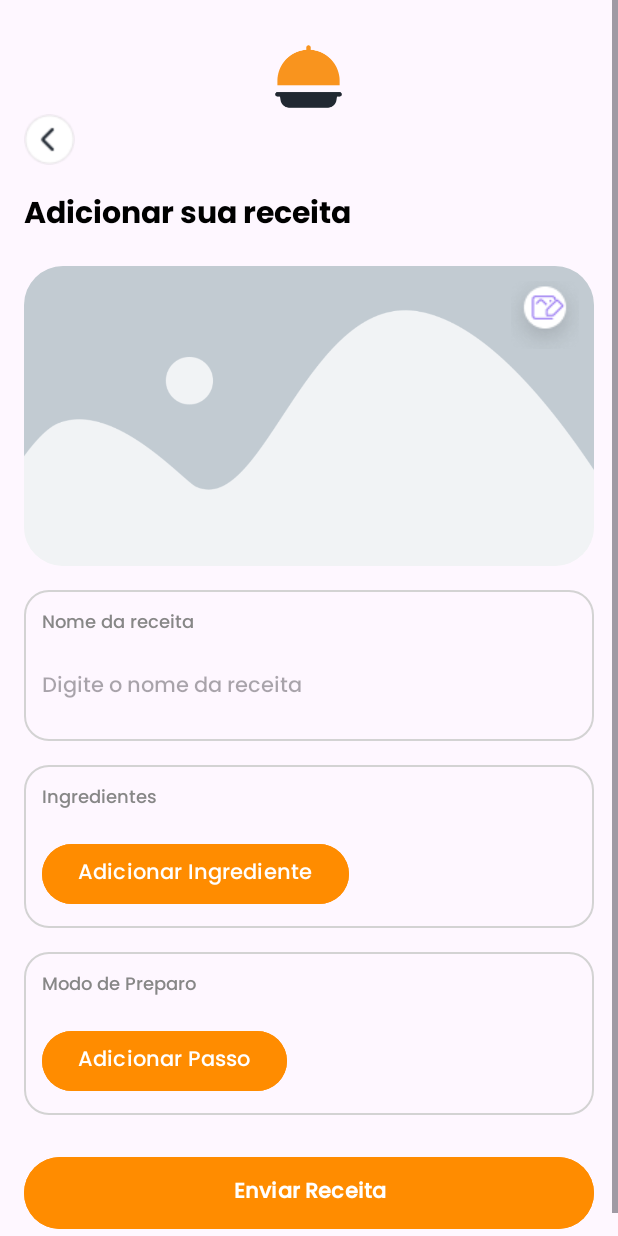
After one commit to AugustoGR/tudodelicia, an Android app: the CreateRecipe screen opened directly, with no data from a screen before it, on a phone screen of 412 x 824 dp. The commit adds this screen. Run offline under Robolectric (Android 15) with nearby library versions, the phone set to English and light mode, and no system bars.

Commit message:
feat: tela de cadastro receita

```diff
--- a/app/src/main/AndroidManifest.xml
+++ b/app/src/main/AndroidManifest.xml
@@ -26,6 +26,7 @@
         </activity>
         <activity android:name=".Logon" />
         <activity android:name=".Login" />
+        <activity android:name=".CreateRecipe" />
 
         <meta-data
             android:name="preloaded_fonts"
--- /dev/null
+++ b/app/src/main/java/com/br/tudodelicia/CreateRecipe.kt
@@ -0,0 +1,158 @@
+package com.br.tudodelicia
+
+import android.content.Context
+import android.content.Intent
+import android.net.Uri
+import android.os.Bundle
+import android.provider.MediaStore
+import android.view.View
+import android.widget.Button
+import android.widget.EditText
+import android.widget.ImageButton
+import android.widget.ImageView
+import android.widget.LinearLayout
+import android.widget.TextView
+import android.widget.Toast
+import androidx.appcompat.app.AppCompatActivity
+import android.graphics.Bitmap
+import android.util.Base64
+import java.io.ByteArrayOutputStream
+import android.graphics.BitmapFactory
+import java.io.File
+
+class CreateRecipe : AppCompatActivity() {
+
+    private lateinit var ivRecipeImage: ImageView
+    private lateinit var etRecipeName: EditText
+    private lateinit var ingredientsContainer: LinearLayout
+    private lateinit var stepsContainer: LinearLayout
+    private lateinit var btnAddIngredient: Button
+    private lateinit var btnAddStep: Button
+    private lateinit var btnSubmitRecipe: Button
+    private lateinit var ivRecipeImageButton: ImageButton
+
+    private val PICK_IMAGE_REQUEST = 1
+    private var selectedImageUri: Uri? = null
+    private var stepsCounter = 0
+
+    override fun onCreate(savedInstanceState: Bundle?) {
+        super.onCreate(savedInstanceState)
+        setContentView(R.layout.activity_create_recipe)
+
+        ivRecipeImage = findViewById(R.id.iv_recipe_image)
+        ivRecipeImageButton = findViewById(R.id.iv_recipe_image_button)
+        etRecipeName = findViewById(R.id.et_recipe_name)
+        ingredientsContainer = findViewById(R.id.ingredients_container)
+        stepsContainer = findViewById(R.id.steps_container)
+        btnAddIngredient = findViewById(R.id.btn_add_ingredient)
+        btnAddStep = findViewById(R.id.btn_add_step)
+        btnSubmitRecipe = findViewById(R.id.btn_submit_recipe)
+
+        ivRecipeImage.setOnClickListener { openImagePicker() }
+        ivRecipeImageButton.setOnClickListener { openImagePicker() }
+        btnAddIngredient.setOnClickListener { addIngredientField(ingredientsContainer) }
+        btnAddStep.setOnClickListener { addStepToList(stepsContainer) }
+        btnSubmitRecipe.setOnClickListener { submitRecipe() }
+    }
+
+    private fun openImagePicker() {
+        val intent = Intent(Intent.ACTION_PICK, MediaStore.Images.Media.EXTERNAL_CONTENT_URI)
+        startActivityForResult(intent, PICK_IMAGE_REQUEST)
+    }
+
+    override fun onActivityResult(requestCode: Int, resultCode: Int, data: Intent?) {
+        super.onActivityResult(requestCode, resultCode, data)
+        if (requestCode == PICK_IMAGE_REQUEST && resultCode == RESULT_OK && data != null) {
+            selectedImageUri = data.data
+            ivRecipeImage.setImageURI(selectedImageUri)
+        }
+    }
+
+    private fun addIngredientField(container: LinearLayout) {
+        val ingredientView = layoutInflater.inflate(R.layout.item_ingredient, container, false)
+        val editText = ingredientView.findViewById<EditText>(R.id.et_ingredient)
+        val btnRemove = ingredientView.findViewById<ImageButton>(R.id.btn_remove)
+
+        editText.hint = "Digite o ingrediente"
+        btnRemove.setOnClickListener { ingredientsContainer.removeView(ingredientView) }
+        container.addView(ingredientView)
+    }
+
+    private fun handleRemoveStep(container: LinearLayout, stepView: View) {
+        ingredientsContainer.removeView(stepView)
+        stepsCounter = 0
+        for (count in 0 until container.childCount) {
+            val tempStepView = container.getChildAt(count)
+            stepsCounter += 1
+            tempStepView.findViewById<TextView>(R.id.tv_step_label).text = "Passo ${stepsCounter}:"
+        }
+    }
+
+    private fun addStepToList(container: LinearLayout) {
+        stepsCounter += 1
+        val stepView = layoutInflater.inflate(R.layout.item_step, container, false)
+        val editText = stepView.findViewById<EditText>(R.id.et_step)
+        val stepsLabel = stepView.findViewById<TextView>(R.id.tv_step_label)
+        val btnRemove = stepView.findViewById<ImageButton>(R.id.btn_remove)
+
+        stepsLabel.text = "Passo ${stepsCounter}:"
+        editText.hint = "Digite o passo"
+        btnRemove.setOnClickListener { handleRemoveStep(container, stepView) }
+        container.addView(stepView)
+
+    }
+
+    private fun bitmapToBase64(bitmap: Bitmap): String {
+        val byteArrayOutputStream = ByteArrayOutputStream()
+        bitmap.compress(Bitmap.CompressFormat.JPEG, 80, byteArrayOutputStream)
+        val byteArray = byteArrayOutputStream.toByteArray()
+        return Base64.encodeToString(byteArray, Base64.DEFAULT)
+    }
+
+    private fun getFileExtension( uri: Uri): String? {
+        return this.contentResolver.getType(uri)?.let { mimeType ->
+            android.webkit.MimeTypeMap.getSingleton().getExtensionFromMimeType(mimeType)
+        }
+    }
+
+    private fun imageFileToBase64(filePath: Uri): String? {
+        val ext = getFileExtension(filePath)
+        val pathName = "${filePath.path}.${ext}"
+        val file = File(pathName)
+        println(file)
+        println(file)
+        if (!file.exists()) return null
+        val bitmap = BitmapFactory.decodeFile(pathName)
+        return bitmapToBase64(bitmap)
+    }
+
+    private fun submitRecipe() {
+        val recipeName = etRecipeName.text.toString()
+        if (recipeName.isBlank() || selectedImageUri == null) {
+            Toast.makeText(this, "Preencha todos os campos e adicione uma imagem!", Toast.LENGTH_SHORT).show()
+            return
+        }
+
+        val imgBase64 = imageFileToBase64(selectedImageUri!!)
+        val ingredients = mutableListOf<String>()
+        for (i in 0 until ingredientsContainer.childCount) {
+            val ingredientView = ingredientsContainer.getChildAt(i)
+            val etIngredient = ingredientView.findViewById<TextView>(R.id.et_ingredient)
+            ingredients.add(etIngredient.text.toString())
+        }
+
+        val steps = mutableListOf<String>()
+        for (i in 0 until stepsContainer.childCount) {
+            val stepView = stepsContainer.getChildAt(i)
+            val etStep = stepView.findViewById<TextView>(R.id.et_step)
+            steps.add(etStep.text.toString())
+        }
+
+        println(recipeName)
+        println(ingredients)
+        println(steps)
+        println(imgBase64)
+
+        Toast.makeText(this, "Receita enviada com sucesso!", Toast.LENGTH_SHORT).show()
+    }
+}
--- a/app/src/main/java/com/br/tudodelicia/MainActivity.kt
+++ b/app/src/main/java/com/br/tudodelicia/MainActivity.kt
@@ -75,4 +75,9 @@ class MainActivity : AppCompatActivity() {
         val intent = Intent(this, RecipeDetail::class.java)
         startActivity(intent)
     }
+
+    fun goToCreateRecipe(view: View) {
+        val intent = Intent(this, CreateRecipe::class.java)
+        startActivity(intent)
+    }
 }
--- /dev/null
+++ b/app/src/main/res/drawable/rounded_img_shape.xml
@@ -0,0 +1,4 @@
+<shape xmlns:android="http://schemas.android.com/apk/res/android">
+    <solid android:color="#F5F5F5"/> <!-- Cor de fundo -->
+    <corners android:radius="26dp"/> <!-- Define o raio dos cantos -->
+</shape>
--- /dev/null
+++ b/app/src/main/res/layout/activity_create_recipe.xml
@@ -0,0 +1,190 @@
+<?xml version="1.0" encoding="utf-8"?>
+<androidx.constraintlayout.widget.ConstraintLayout
+    xmlns:android="http://schemas.android.com/apk/res/android"
+    xmlns:app="http://schemas.android.com/apk/res-auto"
+    xmlns:tools="http://schemas.android.com/tools"
+    android:id="@+id/main"
+    android:layout_width="match_parent"
+    android:layout_height="match_parent"
+    tools:context=".CreateRecipe">
+    <ScrollView
+        android:layout_width="match_parent"
+        android:layout_height="match_parent">
+
+        <LinearLayout
+            android:layout_width="match_parent"
+            android:layout_height="wrap_content"
+            android:orientation="vertical"
+            android:padding="16dp">
+
+            <LinearLayout
+                android:layout_width="match_parent"
+                android:layout_height="wrap_content"
+                android:orientation="horizontal"
+                android:layout_marginTop="10dp"
+                android:gravity="center">
+                <!-- Icon (Burger Image) -->
+                <ImageView
+                    android:layout_width="50dp"
+                    android:layout_height="50dp"
+                    android:src="@drawable/logo"
+                    android:contentDescription="Home buttom" />
+            </LinearLayout>
+            <!-- Back Button and Icon -->
+            <LinearLayout
+                android:layout_width="match_parent"
+                android:layout_height="wrap_content"
+                android:orientation="horizontal"
+                android:gravity="start">
+
+                <!-- Back Button -->
+                <ImageView
+                    android:layout_width="34dp"
+                    android:layout_height="34dp"
+                    android:src="@drawable/back_icon"
+                    android:contentDescription="Voltar"
+                    android:onClick="goToList"/>
+            </LinearLayout>
+
+            <!-- Title -->
+            <TextView
+                android:layout_width="match_parent"
+                android:layout_height="wrap_content"
+                android:layout_marginTop="16dp"
+                android:text="Adicionar sua receita"
+                android:textSize="20sp"
+                android:textColor="@color/black"
+                android:fontFamily="@font/poppins_bold"
+                android:textAlignment="textStart" />
+            <FrameLayout
+                android:layout_width="match_parent"
+                android:layout_height="200dp"
+                android:layout_marginTop="16dp">
+                <ImageView
+                    android:id="@+id/iv_recipe_image"
+                    android:layout_width="match_parent"
+                    android:layout_height="200dp"
+                    android:src="@drawable/placeholder_image"
+                    android:background="@drawable/rounded_img_shape"
+                    android:scaleType="centerCrop"
+                    android:clipToOutline="true"
+                    android:contentDescription="Recipe image" />
+
+                <ImageButton
+                    android:id="@+id/iv_recipe_image_button"
+                    android:layout_width="45dp"
+                    android:layout_height="45dp"
+                    android:layout_gravity="end"
+                    android:background="@null"
+                    android:contentDescription="Upload button"
+                    android:src="@drawable/edit_image"
+                    android:layout_margin="10dp"
+                    app:layout_constraintBottom_toTopOf="@id/iv_recipe_image" />
+            </FrameLayout>
+            <LinearLayout
+                android:layout_width="match_parent"
+                android:layout_height="wrap_content"
+                android:orientation="vertical"
+                android:layout_marginTop="16dp"
+                android:background="@drawable/rounded_corner_background"
+                android:padding="12dp">
+
+                <TextView
+                    android:layout_width="match_parent"
+                    android:layout_height="wrap_content"
+                    android:text="Nome da receita"
+                    android:textSize="12sp"
+                    android:textColor="@color/gray"
+                    android:fontFamily="@font/poppins_medium" />
+
+                <EditText
+                    android:id="@+id/et_recipe_name"
+                    android:layout_width="match_parent"
+                    android:layout_height="wrap_content"
+                    android:layout_marginTop="8dp"
+                    android:background="@null"
+                    android:paddingVertical="12dp"
+                    android:hint="Digite o nome da receita"
+                    android:textSize="14sp"
+                    android:fontFamily="@font/poppins_medium" />
+            </LinearLayout>
+            <LinearLayout
+                android:layout_width="match_parent"
+                android:layout_height="wrap_content"
+                android:orientation="vertical"
+                android:layout_marginTop="16dp"
+                android:background="@drawable/rounded_corner_background"
+                android:padding="12dp">
+                <TextView
+                    android:layout_width="match_parent"
+                    android:layout_height="wrap_content"
+                    android:text="Ingredientes"
+                    android:textSize="12sp"
+                    android:textColor="@color/gray"
+                    android:fontFamily="@font/poppins_medium" />
+
+                <LinearLayout
+                    android:id="@+id/ingredients_container"
+                    android:layout_width="match_parent"
+                    android:layout_height="wrap_content"
+                    android:orientation="vertical"
+                    android:layout_marginTop="8dp" />
+
+                <Button
+                    android:id="@+id/btn_add_ingredient"
+                    android:layout_width="wrap_content"
+                    android:layout_height="wrap_content"
+                    android:text="Adicionar Ingrediente"
+                    android:layout_marginTop="8dp"
+                    android:backgroundTint="#FF8C00"
+                    android:textColor="#FFFFFF"
+                    android:background="@null"
+                    android:fontFamily="@font/poppins_medium" />
+            </LinearLayout>
+            <LinearLayout
+                android:layout_width="match_parent"
+                android:layout_height="wrap_content"
+                android:orientation="vertical"
+                android:layout_marginTop="16dp"
+                android:background="@drawable/rounded_corner_background"
+                android:padding="12dp">
+                <TextView
+                    android:layout_width="match_parent"
+                    android:layout_height="wrap_content"
+                    android:text="Modo de Preparo"
+                    android:textSize="12sp"
+                    android:textColor="@color/gray"
+                    android:fontFamily="@font/poppins_medium" />
+
+                <LinearLayout
+                    android:id="@+id/steps_container"
+                    android:layout_width="match_parent"
+                    android:layout_height="wrap_content"
+                    android:orientation="vertical"
+                    android:layout_marginTop="8dp" />
+
+                <Button
+                    android:id="@+id/btn_add_step"
+                    android:layout_width="wrap_content"
+                    android:layout_height="wrap_content"
+                    android:backgroundTint="#FF8C00"
+                    android:text="Adicionar Passo"
+                    android:layout_marginTop="8dp"
+                    android:textColor="#FFFFFF"
+                    android:background="@null"
+                    android:fontFamily="@font/poppins_medium" />
+            </LinearLayout>
+            <Button
+                android:id="@+id/btn_submit_recipe"
+                android:layout_width="match_parent"
+                android:layout_height="wrap_content"
+                android:layout_marginTop="24dp"
+                android:backgroundTint="#FF8C00"
+                android:text="Enviar Receita"
+                android:textColor="#FFFFFF"
+                android:textStyle="bold"
+                android:padding="12dp"
+                android:fontFamily="@font/poppins_medium"/>
+        </LinearLayout>
+    </ScrollView>
+</androidx.constraintlayout.widget.ConstraintLayout>
--- a/app/src/main/res/layout/activity_main.xml
+++ b/app/src/main/res/layout/activity_main.xml
@@ -72,6 +72,7 @@
         app:backgroundTint="#fc9828"
         app:tint="#fff"
         app:layout_constraintEnd_toEndOf="parent"
+        android:onClick="goToCreateRecipe"
         app:layout_constraintBottom_toTopOf="@id/bottom_navigation"/>
 
     <com.google.android.material.bottomnavigation.BottomNavigationView
--- a/app/src/main/res/layout/navigation.xml
+++ b/app/src/main/res/layout/navigation.xml
@@ -11,9 +11,4 @@
         android:id="@+id/item_3"
         android:icon="@drawable/bottom_heart"
         android:title="Favoritos"/>
-    <item
-        android:id="@+id/item_4"
-        android:icon="@drawable/news"
-
-        android:title="Notícias"/>
 </menu>
--- a/app/src/main/res/values/preloaded_fonts.xml
+++ b/app/src/main/res/values/preloaded_fonts.xml
@@ -4,6 +4,7 @@
         <item>@font/poppins</item>
         <item>@font/poppins_bold</item>
         <item>@font/poppins_medium</item>
+        <item>@font/poppins_regular</item>
         <item>@font/poppins_semibold</item>
     </array>
 </resources>
```
Also changed, not shown: app/src/main/res/font/poppins_regular.xml (added, +7 -0 lines), app/src/main/res/layout/activity_recipe_detail.xml (+4 -8 lines), app/src/main/res/layout/item_ingredient.xml (added, +38 -0 lines), app/src/main/res/layout/item_step.xml (added, +40 -0 lines), app/src/main/res/drawable/delete.png (added), app/src/main/res/drawable/edit_image.png (added), app/src/main/res/drawable/placeholder_image.png (added).
